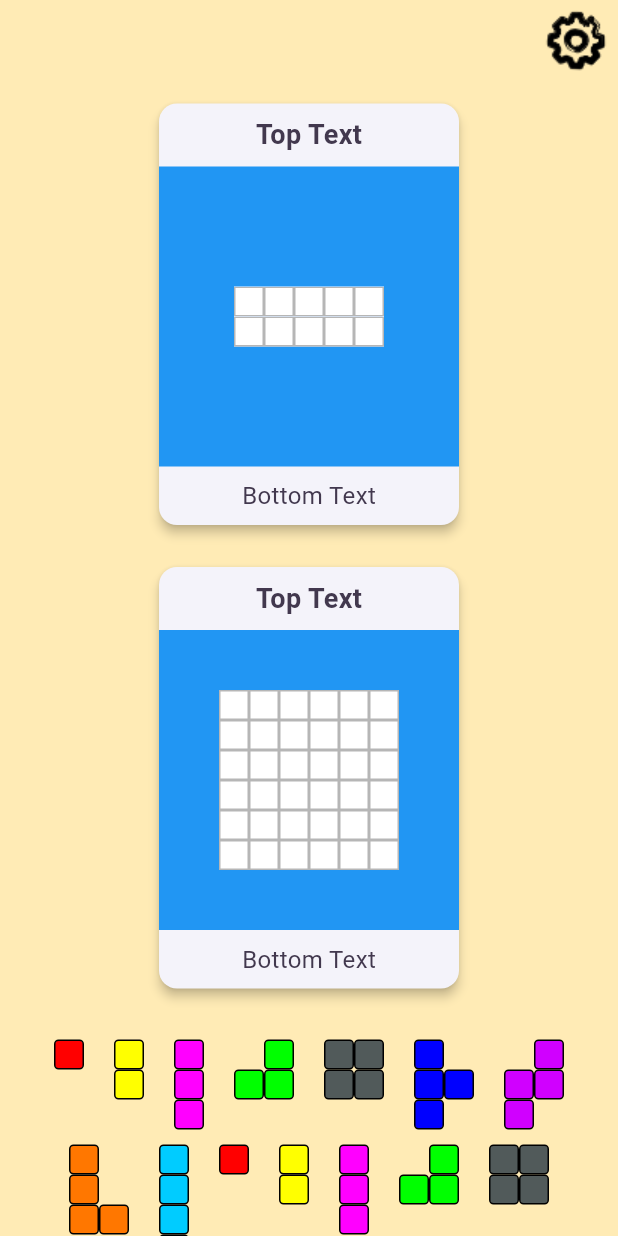
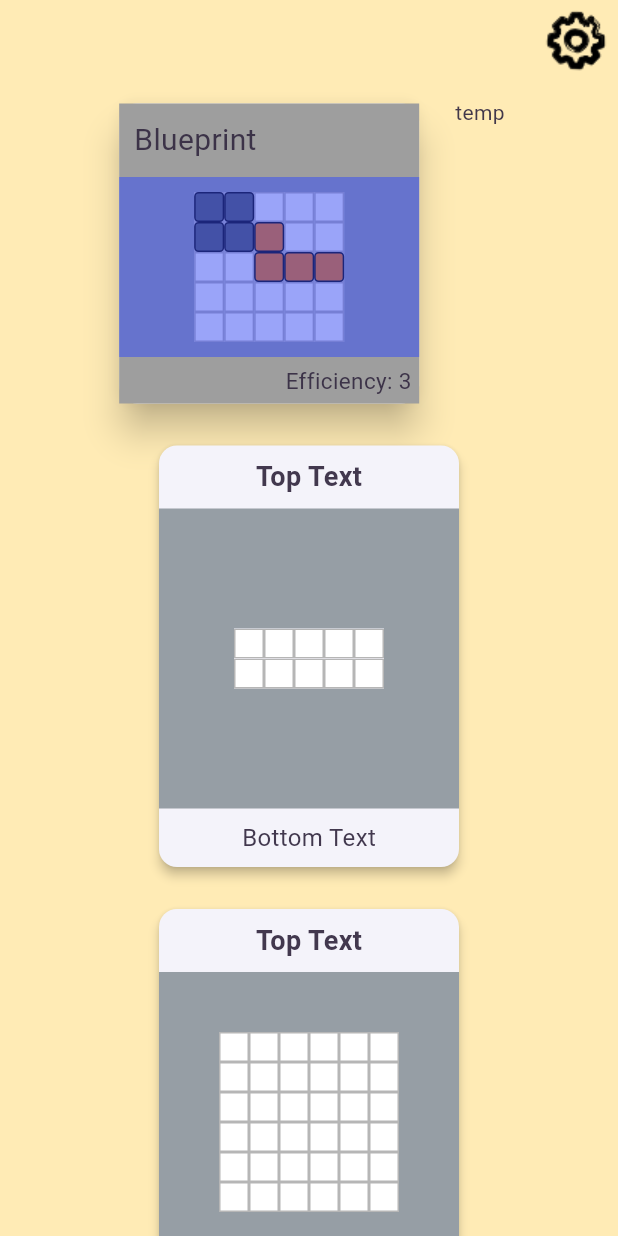
Before and after one commit to agthatch/power_panels, a Flutter app: the screen it shows after launch, after a tap on "Play", on a phone screen of 412 x 824 dp. Run offline on Flutter 3.47's test engine with Material 3 defaults, Android fonts, the phone set to English and light mode, and no system bars; our stand-ins replace audioplayers, go_router, shared_preferences.

Commit message:
Created the blueprint widget

```diff
--- a/lib/game_internals/card/board_state.dart
+++ b/lib/game_internals/card/board_state.dart
@@ -2,7 +2,12 @@
 // for details. All rights reserved. Use of this source code is governed by a
 // BSD-style license that can be found in the LICENSE file.
 
+import 'package:card/game_internals/blueprint/blueprint.dart';
+import 'package:card/game_internals/blueprint/blueprint_builder.dart';
 import 'package:card/game_internals/panel/panel.dart';
+import 'package:card/game_internals/piece/piece_data.dart';
+import 'package:card/game_internals/piece/placed_piece_builder.dart';
+import 'package:card/game_internals/rotation.dart';
 import 'package:flutter/foundation.dart';
 
 import 'player.dart';
@@ -19,6 +24,19 @@ class BoardState {
   /// We need the target numbers
   /// We need day number (round)
 
+  final Blueprint blueprintOne = BlueprintBuilder()
+      .withGenerationValue(3)
+      .withPrefitPiece(PlacedPieceBuilder()
+          .withShape(Shape.L)
+          .withLocation(x: 2, y: 1)
+          .withRotation(Rotation.R270)
+          .withMirrored(true)
+          .build())
+      .withPrefitPiece(PlacedPieceBuilder()
+          .withShape(Shape.square)
+          .withLocation(x: 0, y: 0)
+          .build())
+      .build();
   final Panel panelOne = Panel(dimX: 5, dimY: 2);
 
   final Panel panelTwo = Panel(dimX: 6, dimY: 6);
--- a/lib/game_internals/panel/panel.dart
+++ b/lib/game_internals/panel/panel.dart
@@ -1,6 +1,7 @@
 import 'dart:async';
 
 import 'package:async/async.dart';
+import 'package:card/game_internals/blueprint/blueprint.dart';
 import 'package:card/game_internals/panel/panel_node.dart';
 import 'package:card/game_internals/piece/placed_piece.dart';
 import 'package:card/game_internals/piece/playing_piece.dart';
@@ -17,6 +18,13 @@ class Panel {
 
   Panel({required this.dimX, required this.dimY}) {
     nodes = List.generate(dimX, (i) => List.generate(dimY, (j) => PanelNode()));
+  }
+
+  static Panel fromBlueprint(Blueprint blueprint) {
+    Panel res = Panel(dimX: blueprint.xDim, dimY: blueprint.yDim);
+    res.placedPieces = blueprint.preFitPieces;
+
+    return res;
   }
 
   final StreamController<void> _playerChanges =
--- a/lib/game_internals/piece/placed_piece_builder.dart
+++ b/lib/game_internals/piece/placed_piece_builder.dart
@@ -15,9 +15,15 @@ class PlacedPieceBuilder {
 
   PlacedPiece build() {
     PlayingPiece piece = PlayingPiece.fromShape(shape);
+    piece.rotate(rotation);
     piece.mirrored = mirrored;
+    if (mirrored) {
+      piece.mirror();
+    }
+
     piece.isPlaced = isPlaced;
-    piece.rotation = rotation;
+
+    ///We need to transform the piece based on these settings here in the build
     return PlacedPiece(piece: piece, location: location, accepted: accepted);
   }
 
--- a/lib/game_internals/piece/playing_piece.dart
+++ b/lib/game_internals/piece/playing_piece.dart
@@ -79,4 +79,22 @@ class PlayingPiece {
   int currentMaxX() {
     return currentShape[0].length;
   }
+
+  void rotate(Rotation rotation) {
+    int timesToRotatePositive90 = 0;
+    switch (rotation) {
+      case Rotation.R0:
+        timesToRotatePositive90 = 0;
+      case Rotation.R90:
+        timesToRotatePositive90 = 1;
+      case Rotation.R180:
+        timesToRotatePositive90 = 2;
+      case Rotation.R270:
+        timesToRotatePositive90 = 3;
+    }
+
+    for (int i = 0; i < timesToRotatePositive90; i++) {
+      rotatePositive90();
+    }
+  }
 }
--- /dev/null
+++ b/lib/play_session/blueprint/blueprint_widget.dart
@@ -0,0 +1,62 @@
+import 'package:card/game_internals/blueprint/blueprint.dart';
+import 'package:card/game_internals/panel/panel.dart';
+import 'package:card/play_session/panel_widget.dart';
+import 'package:flutter/material.dart';
+
+class BlueprintWidget extends StatefulWidget {
+  final Blueprint blueprint;
+
+  const BlueprintWidget({super.key, required this.blueprint});
+
+  @override
+  State<BlueprintWidget> createState() => _BlueprintWidgetState();
+}
+
+class _BlueprintWidgetState extends State<BlueprintWidget> {
+  @override
+  Widget build(BuildContext context) {
+    return Card(
+      elevation: 10.0,
+      child: Container(
+        width: 200,
+        height: 200,
+        child: Column(
+          crossAxisAlignment: CrossAxisAlignment.stretch,
+          children: [
+            // Top section with text
+            Container(
+              color: Colors.grey,
+              padding: EdgeInsets.all(10.0),
+              child: Text(
+                'Blueprint',
+                style: TextStyle(fontSize: 20.0),
+              ),
+            ),
+            // Middle section with blue container
+            Expanded(
+              child: Stack(
+                children: [
+                  FrameWidget(panel: Panel.fromBlueprint(widget.blueprint)),
+                  Container(
+                    color: Color.fromARGB(255, 54, 73, 244)
+                        .withOpacity(0.5), // semi-transparent red
+                  ),
+                ],
+              ),
+            ),
+            // Bottom section with text
+            Container(
+              color: Colors.grey,
+              alignment: Alignment.centerRight,
+              padding: EdgeInsets.all(5.0),
+              child: Text(
+                'Efficiency: ${widget.blueprint.generationValue}',
+                style: TextStyle(fontSize: 15.0),
+              ),
+            ),
+          ],
+        ),
+      ),
+    );
+  }
+}
--- a/lib/play_session/card/board_widget.dart
+++ b/lib/play_session/board_widget.dart
@@ -3,11 +3,12 @@
 // BSD-style license that can be found in the LICENSE file.
 
 import 'package:card/game_internals/card/board_state.dart';
+import 'package:card/play_session/blueprint/blueprint_widget.dart';
 import 'package:card/play_session/panel_widget.dart';
 import 'package:flutter/material.dart';
 import 'package:provider/provider.dart';
 
-import 'player_hand_widget.dart';
+import 'card/player_hand_widget.dart';
 
 /// This widget defines the game UI itself, without things like the settings
 /// button or the back button.
@@ -34,6 +35,18 @@ class _BoardWidgetState extends State<BoardWidget> {
             spacing: 20,
             runSpacing: 20,
             children: [
+              BlueprintWidget(blueprint: boardState.blueprintOne),
+              Text("temp"),
+            ],
+          ),
+        ),
+        Padding(
+          padding: const EdgeInsets.all(10),
+          child: Wrap(
+            alignment: WrapAlignment.center,
+            spacing: 20,
+            runSpacing: 20,
+            children: [
               PanelWidget(panel: boardState.panelOne),
               PanelWidget(panel: boardState.panelTwo),
             ],
--- a/lib/play_session/card/play_session_screen.dart
+++ b/lib/play_session/card/play_session_screen.dart
@@ -4,6 +4,7 @@
 
 import 'dart:async';
 
+import 'package:card/game_internals/card/board_state.dart';
 import 'package:flutter/material.dart';
 import 'package:go_router/go_router.dart';
 import 'package:logging/logging.dart' hide Level;
@@ -11,12 +12,11 @@ import 'package:provider/provider.dart';
 
 import '../../audio/audio_controller.dart';
 import '../../audio/sounds.dart';
-import '../../game_internals/card/board_state.dart';
 import '../../game_internals/card/score.dart';
 import '../../style/confetti.dart';
 import '../../style/my_button.dart';
 import '../../style/palette.dart';
-import 'board_widget.dart';
+import '../board_widget.dart';
 
 /// This widget defines the entirety of the screen that the player sees when
 /// they are playing a level.
--- a/lib/play_session/panel_widget.dart
+++ b/lib/play_session/panel_widget.dart
@@ -51,7 +51,7 @@ class FrameWidget extends StatelessWidget {
     return Container(
       width: 200.0,
       height: 200.0,
-      color: Colors.blue,
+      color: const Color.fromARGB(255, 150, 158, 165),
       child: Center(
         child: StreamBuilder(
             stream: panel.allChanges,
```
